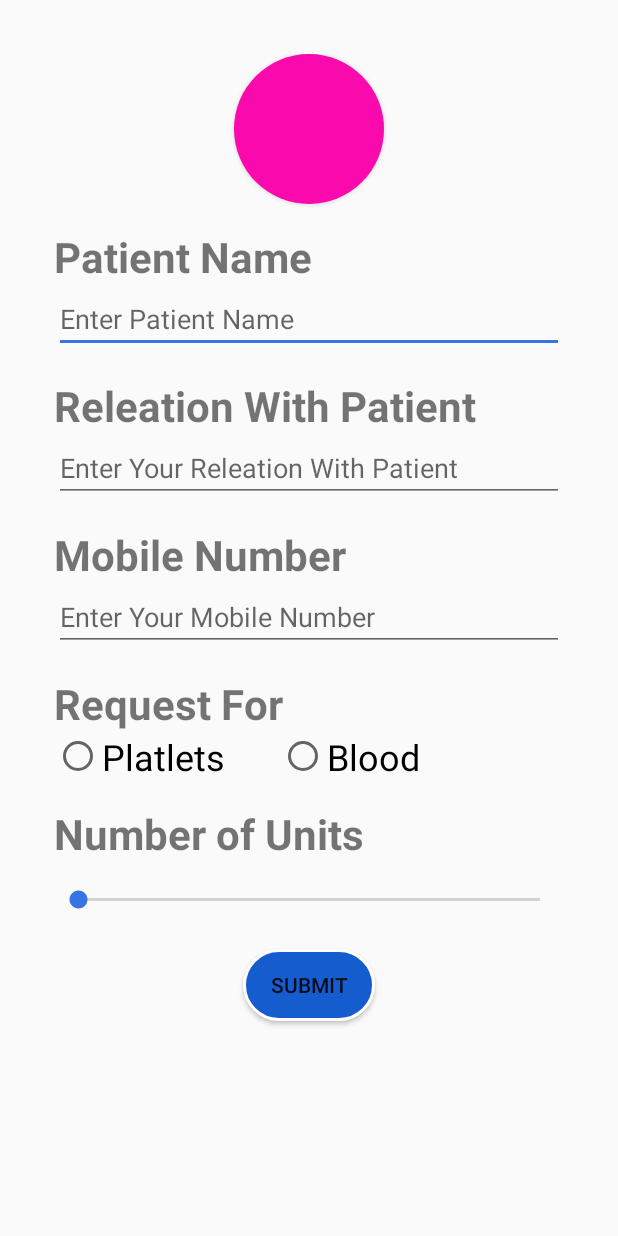
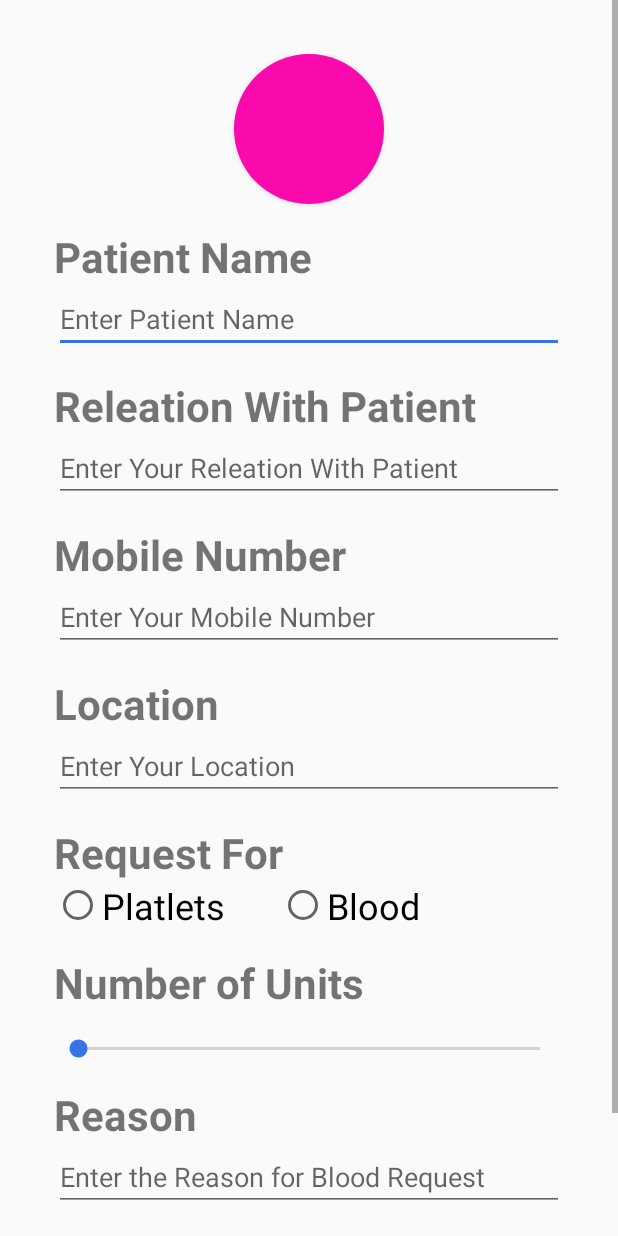
Before and after one commit to hellosahib/BloodDonor-Android, an Android app: the RequestFormActivity screen opened directly, with no data from a screen before it, on a phone screen of 412 x 824 dp. Run offline under Robolectric (Android 15) with nearby library versions, the phone set to English and light mode, and no system bars; our stand-ins replace Firebase (no records; nobody signed in at launch, a user with empty details on screens opened directly); 1 statement that could not run was skipped.

Commit message:
Commit 5.0

```diff
--- a/app/build.gradle
+++ b/app/build.gradle
@@ -24,6 +24,7 @@ dependencies {
     implementation 'com.android.support.constraint:constraint-layout:1.1.1'
     implementation 'com.google.firebase:firebase-auth:16.0.1'
     implementation 'com.android.support:design:27.1.1'
+    implementation 'com.google.firebase:firebase-database:16.0.1'
     testImplementation 'junit:junit:4.12'
     androidTestImplementation 'com.android.support.test:runner:1.0.2'
     androidTestImplementation 'com.android.support.test.espresso:espresso-core:3.0.2'
--- a/app/src/main/java/tech/rtsproduction/yef/RequestFormActivity.java
+++ b/app/src/main/java/tech/rtsproduction/yef/RequestFormActivity.java
@@ -3,21 +3,35 @@ package tech.rtsproduction.yef;
 import android.support.v7.app.AppCompatActivity;
 import android.os.Bundle;
 import android.widget.Button;
+import android.widget.EditText;
 import android.widget.Toast;
+
+import com.google.firebase.database.DatabaseReference;
+import com.google.firebase.database.FirebaseDatabase;
 
 public class RequestFormActivity extends AppCompatActivity {
 
     Button bloodType;
+    EditText dontorName,releation,mobile,location,reason;
+
+    FirebaseDatabase database = FirebaseDatabase.getInstance();
+    DatabaseReference myRef = database.getReference("RECORDS");
 
     @Override
     protected void onCreate(Bundle savedInstanceState) {
         super.onCreate(savedInstanceState);
         setContentView(R.layout.activity_request_form);
         bloodType = findViewById(R.id.bloodSelected);
-
         Bundle parentBundle = getIntent().getExtras();
         String getBlood = parentBundle.getString("bloodType");
-        Toast.makeText(this, getBlood, Toast.LENGTH_SHORT).show();
         bloodType.setText(getBlood);
+
+        dontorName = findViewById(R.id.patientNameEdit);
+        releation = findViewById(R.id.releationEdit);
+        mobile = findViewById(R.id.mobileEdit);
+        location = findViewById(R.id.locationEdit);
+        reason = findViewById(R.id.reasonEdit);
+
+
     }
 }
--- a/app/src/main/res/layout/activity_request_form.xml
+++ b/app/src/main/res/layout/activity_request_form.xml
@@ -75,10 +75,29 @@
             android:inputType="number"/>
 
         <TextView
+            android:id="@+id/locationText"
+            android:layout_width="match_parent"
+            android:layout_height="wrap_content"
+            android:layout_below="@id/mobileEdit"
+            android:layout_marginTop="16dp"
+            android:text="Location"
+            android:textSize="28sp"
+            android:textStyle="bold" />
+
+        <EditText
+            android:id="@+id/locationEdit"
+            android:layout_width="match_parent"
+            android:layout_height="wrap_content"
+            android:layout_below="@id/locationText"
+            android:hint="Enter Your Location"
+            android:textColor="@android:color/black"
+            android:inputType="textPostalAddress"/>
+
+        <TextView
             android:id="@+id/requestTypeText"
             android:layout_width="match_parent"
             android:layout_height="wrap_content"
-            android:layout_below="@id/mobileEdit"
+            android:layout_below="@id/locationEdit"
             android:layout_marginTop="16dp"
             android:text="Request For"
             android:textSize="28sp"
@@ -104,7 +123,8 @@
                 android:layout_width="wrap_content"
                 android:layout_height="wrap_content"
                 android:text="Blood"
-                android:textSize="24sp" />
+                android:textSize="24sp"
+                />
         </RadioGroup>
 
         <TextView
@@ -123,13 +143,32 @@
             android:layout_height="wrap_content"
             android:layout_below="@id/unitText"
             android:layout_marginTop="16dp" />
+        <TextView
+            android:id="@+id/reasonText"
+            android:layout_width="match_parent"
+            android:layout_height="wrap_content"
+            android:layout_below="@id/unitsSeek"
+            android:layout_marginTop="16dp"
+            android:text="Reason"
+            android:textSize="28sp"
+            android:textStyle="bold" />
+
+
+        <EditText
+            android:id="@+id/reasonEdit"
+            android:layout_width="match_parent"
+            android:layout_height="wrap_content"
+            android:layout_below="@id/reasonText"
+            android:hint="Enter the Reason for Blood Request"
+            android:textColor="@android:color/black"
+            android:inputType="textMultiLine"/>
 
         <Button
             android:layout_width="wrap_content"
             android:layout_height="wrap_content"
             android:text="Submit"
             android:background="@drawable/login_button"
-            android:layout_below="@id/unitsSeek"
+            android:layout_below="@id/reasonEdit"
             android:layout_centerHorizontal="true"
             android:layout_marginTop="24dp"
             android:id="@+id/submitBtn"/>
```
Also changed, not shown: 1 other file.
